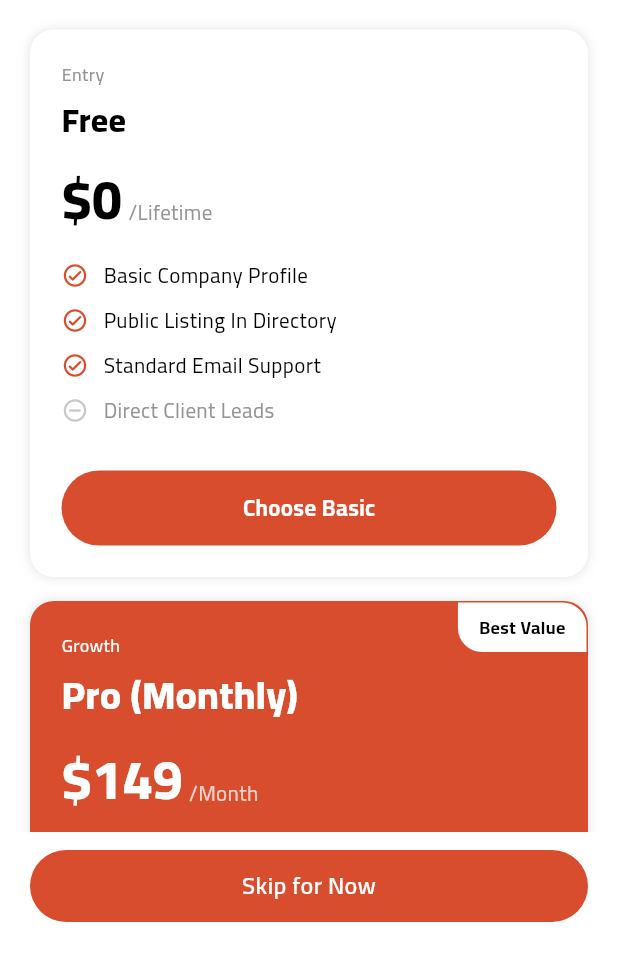
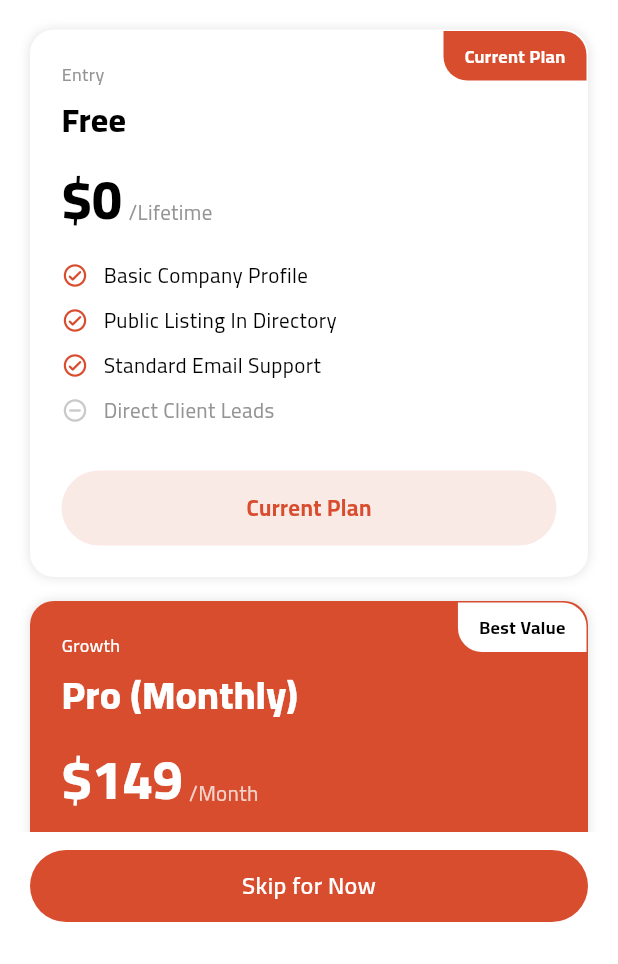
Before and after one commit to devsaffinity/autonet_app, a Flutter app: the ServiceProviderRegistrationPage screen opened by its route, swiped to page 5, on a phone screen of 412 x 824 dp, the part 272-1236 px from its top. Run offline on Flutter 3.47's test engine with Material 3 defaults, Android fonts, the phone set to English and light mode, and no system bars; our stand-ins replace cached_network_image, dropdown_button2, file_picker, flutter_svg, fluttertoast, get and 5 more; accounts and stored records are empty; network calls fail.

Commit message:
feat(electrician): wire access tier in registration and add tier management in profile settings

```diff
--- a/lib/controller/electrician/electrician_registration_controller.dart
+++ b/lib/controller/electrician/electrician_registration_controller.dart
@@ -63,6 +63,9 @@ class ElectricianRegistrationController extends ApiController {
   /// not said — claiming zero vehicles serviced is worse than saying nothing.
   final Rxn<int> vehiclesServiced = Rxn<int>();
 
+  /// Access tier preference ('FREE', 'PRO', 'PAY_PER_LEAD').
+  final RxString tier = 'FREE'.obs;
+
   // ── Result ─────────────────────────────────────────────────────────────────
   /// What the server returned. Its `approved` flag decides the landing screen,
   /// so the wizard reads this rather than assuming registration means approved
@@ -98,6 +101,7 @@ class ElectricianRegistrationController extends ApiController {
     headline.value = p.headline ?? '';
     bio.value = p.bio ?? '';
     vehiclesServiced.value = p.vehiclesServiced;
+    tier.value = p.tier;
   }
 
   ElectricianRegistrationDraft get draft => ElectricianRegistrationDraft(
@@ -111,6 +115,7 @@ class ElectricianRegistrationController extends ApiController {
     headline: headline.value,
     bio: bio.value,
     vehiclesServiced: vehiclesServiced.value,
+    tier: tier.value,
     // Derived from the services rather than collected twice: neither screen has
     // a free-text skills field, and inventing one would put words in the
     // provider's mouth.
--- a/lib/data/models/me_profile.dart
+++ b/lib/data/models/me_profile.dart
@@ -114,12 +114,14 @@ class ElectricianProfile {
     this.region,
     this.yearsExperience,
     this.vehiclesServiced,
+    this.tier = 'FREE',
     this.brands = const [],
     this.skills = const [],
     this.services = const [],
   });
 
   final String fullName;
+  final String tier;
 
   /// The ONLY field that grants shell access, exactly as on the supplier side.
   /// `kycStatus == APPROVED` is not a substitute: an admin can revoke
@@ -177,6 +179,7 @@ class ElectricianProfile {
         region: Region.fromWire(j['region'] as String?),
         yearsExperience: (j['yearsExperience'] as num?)?.toInt(),
         vehiclesServiced: (j['vehiclesServiced'] as num?)?.toInt(),
+        tier: (j['tier'] as String?) ?? 'FREE',
         brands: _strings(j['brands']),
         skills: _strings(j['skills']),
         services: _strings(j['services'])
--- a/lib/data/repositories/profile_repository.dart
+++ b/lib/data/repositories/profile_repository.dart
@@ -81,6 +81,7 @@ class ElectricianRegistrationDraft {
     this.headline,
     this.bio,
     this.vehiclesServiced,
+    this.tier,
   });
 
   final String fullName;
@@ -98,6 +99,9 @@ class ElectricianRegistrationDraft {
   /// has not told us leaves it out rather than claiming zero.
   final int? vehiclesServiced;
 
+  /// The selected access tier preference ('FREE', 'PRO', 'PAY_PER_LEAD').
+  final String? tier;
+
   bool get isComplete => fullName.trim().isNotEmpty;
 
   Map<String, Object?> toBody() => {
@@ -107,7 +111,7 @@ class ElectricianRegistrationDraft {
     if (phone case final v? when v.trim().isNotEmpty) 'phone': v.trim(),
     if (location case final v? when v.trim().isNotEmpty) 'location': v.trim(),
     if (region case final r?) 'region': r.wire,
-    if (yearsExperience case final y?) 'yearsExperience': y,
+    if (yearsExperience != null) 'yearsExperience': yearsExperience,
     // Scalar lists are always sent, including empty: the column cannot be
     // null, so "not sent" and "none selected" must land on the same value.
     'brands': brands,
@@ -115,7 +119,8 @@ class ElectricianRegistrationDraft {
     'skills': skills,
     if (headline case final v? when v.trim().isNotEmpty) 'headline': v.trim(),
     if (bio case final v? when v.trim().isNotEmpty) 'bio': v.trim(),
-    if (vehiclesServiced case final n?) 'vehiclesServiced': n,
+    if (vehiclesServiced != null) 'vehiclesServiced': vehiclesServiced,
+    if (tier case final t? when t.trim().isNotEmpty) 'tier': t.trim(),
   };
 }
 
@@ -141,6 +146,9 @@ abstract class ProfileRepository {
     ElectricianRegistrationDraft draft,
   );
 
+  /// Updates the electrician's access tier preference directly via `PATCH /v1/electrician/tier`.
+  Future<ApiResult<MeProfile>> updateElectricianTier(String tier);
+
   /// Step 1 of 3 for a new profile photo: a presigned PUT.
   ///
   /// The key is server-generated under `avatars/<userId>/`, and
--- a/lib/view/screens/electrician/registration/service_provider_registration.dart
+++ b/lib/view/screens/electrician/registration/service_provider_registration.dart
@@ -2243,11 +2243,20 @@ class _ServiceProviderRegistrationPageState
                   lineHeight: 1.4,
                 ),
                 const SizedBox(height: 20),
-                AccessTier(
-                  onPlanSelected: (plan) {
-                    displayToast(msg: 'Selected $plan tier');
-                    _finish();
-                  },
+                Obx(
+                  () => AccessTier(
+                    currentTier: c.tier.value,
+                    onPlanSelected: (plan) {
+                      c.tier.value = plan;
+                      final tierName = switch (plan) {
+                        'PRO' => 'Pro',
+                        'PAY_PER_LEAD' => 'Pay-Per-Lead',
+                        _ => 'Free',
+                      };
+                      displayToast(msg: 'Selected $tierName tier');
+                      _finish();
+                    },
+                  ),
                 ),
                 const SizedBox(height: 24),
               ],
@@ -2259,7 +2268,10 @@ class _ServiceProviderRegistrationPageState
           color: kPrimaryColor,
           child: MyButton(
             buttonText: 'Skip for Now',
-            onTap: _finish,
+            onTap: () {
+              c.tier.value = 'FREE';
+              _finish();
+            },
           ),
         ),
       ],
--- a/lib/view/screens/supplier/widgets/access_tier.dart
+++ b/lib/view/screens/supplier/widgets/access_tier.dart
@@ -1,7 +1,6 @@
 import 'package:autonect/constants/app_colors.dart';
 import 'package:autonect/constants/app_styling.dart';
 import 'package:autonect/view/widget/my_button.dart';
-import 'package:autonect/view/widget/my_ripple_effect.dart';
 import 'package:autonect/view/widget/my_text_widget.dart';
 import 'package:flutter/material.dart';
 
@@ -17,7 +16,10 @@ class AccessTier extends StatelessWidget {
   /// wherever the widget is only being displayed (e.g. a pricing sheet).
   final ValueChanged<String>? onPlanSelected;
 
-  const AccessTier({super.key, this.onPlanSelected});
+  /// The active plan for the user ('FREE', 'PRO', 'PAY_PER_LEAD'), if any.
+  final String? currentTier;
+
+  const AccessTier({super.key, this.onPlanSelected, this.currentTier});
 
   @override
   Widget build(BuildContext context) {
@@ -37,8 +39,9 @@ class AccessTier extends StatelessWidget {
               _Feature(label: 'Standard Email Support', enabled: true),
               _Feature(label: 'Direct Client Leads', enabled: false),
             ],
-            buttonText: 'Choose Basic',
+            buttonText: currentTier == 'FREE' ? 'Current Plan' : 'Choose Basic',
             isHighlighted: false,
+            isCurrent: currentTier == 'FREE',
             onTap: () => onPlanSelected?.call('FREE'),
           ),
           const SizedBox(height: 16),
@@ -56,9 +59,10 @@ class AccessTier extends StatelessWidget {
               _Feature(label: 'Advanced Analytics Dashboard', enabled: true),
               _Feature(label: '24/7 Priority Concierge', enabled: true),
             ],
-            buttonText: 'Start Pro Trial',
+            buttonText: currentTier == 'PRO' ? 'Current Plan' : 'Start Pro Trial',
             isHighlighted: true,
-            showBestValue: true,
+            showBestValue: currentTier != 'PRO',
+            isCurrent: currentTier == 'PRO',
             onTap: () => onPlanSelected?.call('PRO'),
           ),
           const SizedBox(height: 16),
@@ -76,8 +80,9 @@ class AccessTier extends StatelessWidget {
               _Feature(label: 'Select Leads Manually', enabled: true),
               _Feature(label: 'Top-Up Credits Anytime', enabled: true),
             ],
-            buttonText: 'Choose Credits',
+            buttonText: currentTier == 'PAY_PER_LEAD' ? 'Current Plan' : 'Choose Credits',
             isHighlighted: false,
+            isCurrent: currentTier == 'PAY_PER_LEAD',
             onTap: () => onPlanSelected?.call('PAY_PER_LEAD'),
           ),
 
@@ -110,6 +115,7 @@ class _PricingCard extends StatelessWidget {
   final String buttonText;
   final bool isHighlighted;
   final bool showBestValue;
+  final bool isCurrent;
   final VoidCallback onTap;
 
   const _PricingCard({
@@ -123,6 +129,7 @@ class _PricingCard extends StatelessWidget {
     required this.isHighlighted,
     required this.onTap,
     this.showBestValue = false,
+    this.isCurrent = false,
   });
 
   @override
@@ -131,12 +138,12 @@ class _PricingCard extends StatelessWidget {
     final Color titleColor = isHighlighted ? kWhiteColor : kBlackColor;
     final Color priceColor = isHighlighted ? kWhiteColor : kBlackColor;
     final Color periodColor = isHighlighted
-        ? kWhiteColor.withOpacity(0.75)
+        ? kWhiteColor.withValues(alpha: 0.75)
         : kGreyTextColor;
     final Color featureColor = isHighlighted ? kWhiteColor : kBlackColor;
     final Color iconColor = isHighlighted ? kWhiteColor : kSecondaryColor;
     final Color disabledColor = isHighlighted
-        ? kWhiteColor.withOpacity(0.4)
+        ? kWhiteColor.withValues(alpha: 0.4)
         : kGreyTextColor;
 
     return Container(
@@ -210,10 +217,14 @@ class _PricingCard extends StatelessWidget {
                 MyButton(
                   buttonText: buttonText,
                   onTap: onTap,
-                  backgroundColor: isHighlighted
-                      ? kPrimaryColor
-                      : kSecondaryColor,
-                  fontColor: isHighlighted ? kSecondaryColor : kWhiteColor,
+                  backgroundColor: isCurrent
+                      ? (isHighlighted
+                          ? kWhiteColor.withValues(alpha: 0.25)
+                          : kSecondaryColor.withValues(alpha: 0.12))
+                      : (isHighlighted ? kPrimaryColor : kSecondaryColor),
+                  fontColor: isCurrent
+                      ? (isHighlighted ? kWhiteColor : kSecondaryColor)
+                      : (isHighlighted ? kSecondaryColor : kWhiteColor),
                   fontSize: 15,
                   fontWeight: FontWeight.w700,
                   height: 50,
@@ -223,8 +234,32 @@ class _PricingCard extends StatelessWidget {
             ),
           ),
 
-          // ── "Best Value" badge ───────────────────────────────────────────
-          if (showBestValue)
+          // ── "Best Value" / "Current Plan" badge ──────────────────────────
+          if (isCurrent)
+            Positioned(
+              top: 0,
+              right: 0,
+              child: Container(
+                padding: const EdgeInsets.symmetric(
+                  horizontal: 14,
+                  vertical: 8,
+                ),
+                decoration: BoxDecoration(
+                  color: isHighlighted ? kWhiteColor : kSecondaryColor,
+                  borderRadius: const BorderRadius.only(
+                    topRight: Radius.circular(16),
+                    bottomLeft: Radius.circular(16),
+                  ),
+                ),
+                child: MyText(
+                  text: 'Current Plan',
+                  size: 12,
+                  weight: FontWeight.w700,
+                  color: isHighlighted ? kSecondaryColor : kWhiteColor,
+                ),
+              ),
+            )
+          else if (showBestValue)
             Positioned(
               top: 0,
               right: 0,
@@ -286,8 +321,8 @@ class _FeatureRow extends StatelessWidget {
             color: enabled
                 ? enabledColor
                 : isHighlighted
-                ? kWhiteColor.withOpacity(0.35)
-                : kGreyTextColor.withOpacity(0.5),
+                ? kWhiteColor.withValues(alpha: 0.35)
+                : kGreyTextColor.withValues(alpha: 0.5),
           ),
           const SizedBox(width: 10),
           Expanded(
```
Also changed, not shown: lib/controller/buyer/profile_controller.dart (+19 -0 lines), lib/data/repositories/profile_api_repository.dart (+8 -0 lines), lib/view/screens/electrician/profile/electrician_access_tier_page.dart (added, +237 -0 lines), lib/view/screens/electrician/profile/profile.dart (+18 -0 lines), 2 other files.
